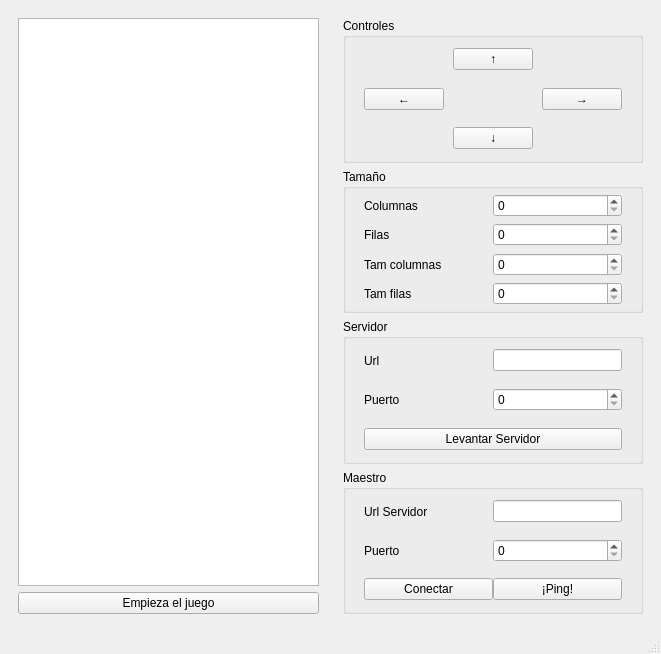
Old version of the form snake.ui in the repository LezamaXi/Practica07-Modelado20171.
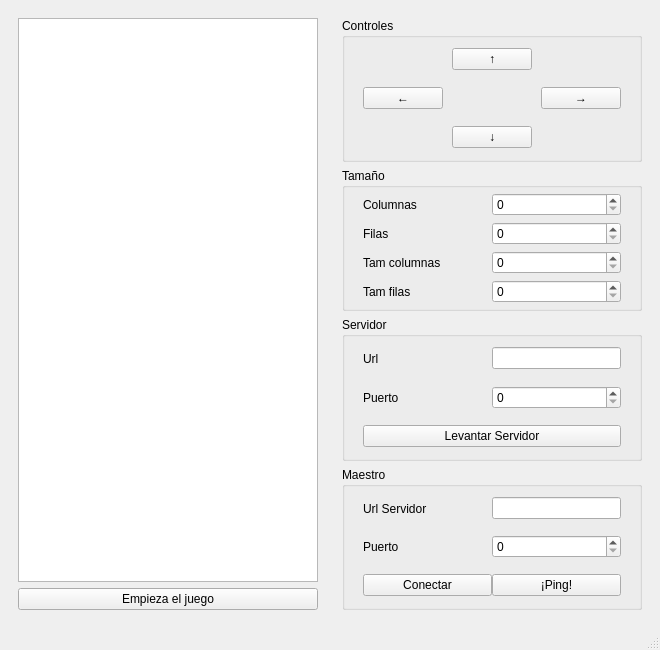
New version of the form.

Diff of the .ui file:
```diff
--- a/snake.ui
+++ b/snake.ui
@@ -6,8 +6,8 @@
       <rect>
 	<x>0</x>
 	<y>0</y>
-	<width>661</width>
-	<height>654</height>
+	<width>660</width>
+	<height>650</height>
       </rect>
     </property>
     <property name="windowTitle">
```
Left out of the diff: 4 changed lines with no effect on the pictures.
